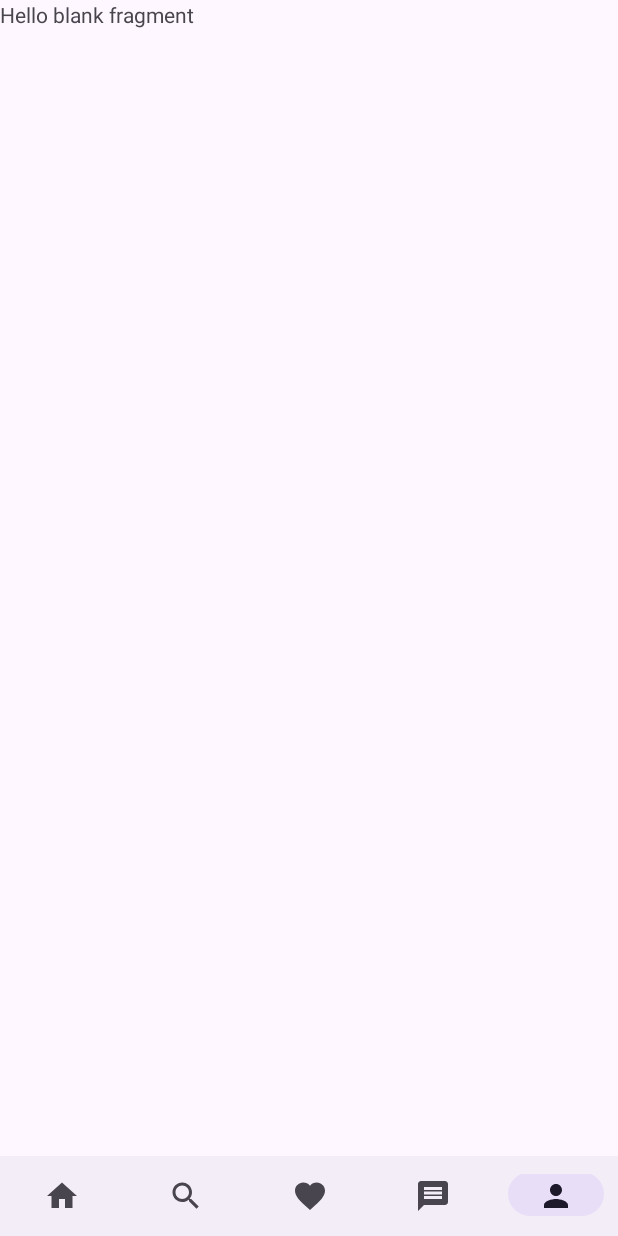
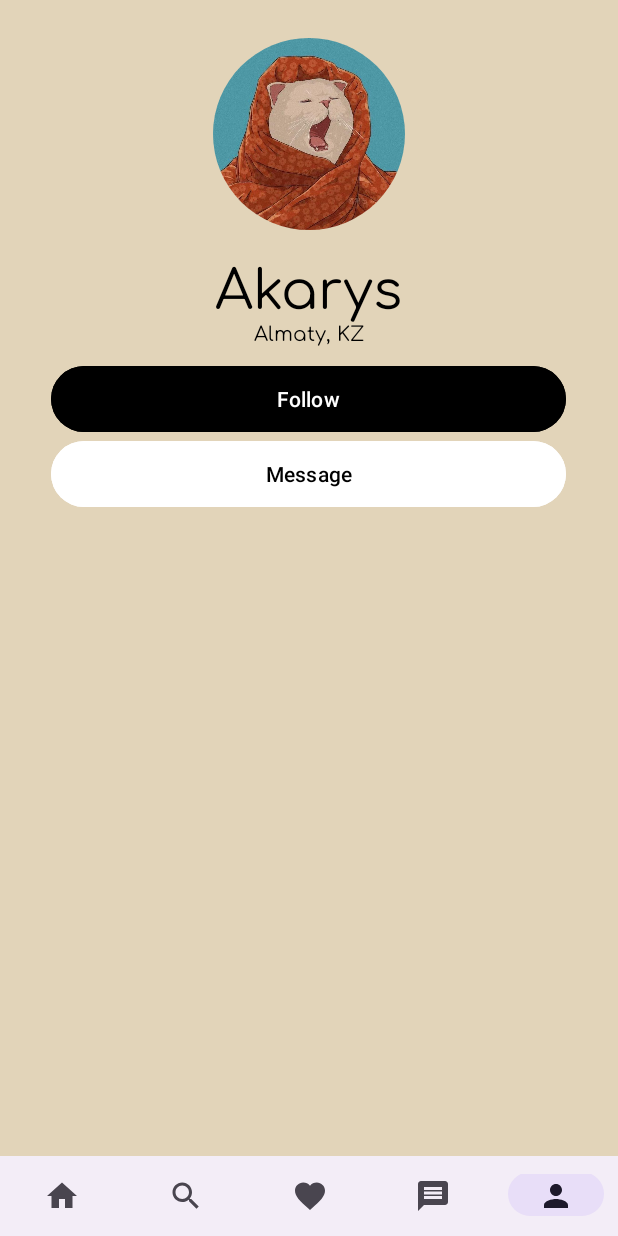
Before and after one commit to araqs-rgb/lofl, an Android app: the FinalHomeFragment screen opened directly, with no data from a screen before it, item 5 of the bottom bar chosen, on a phone screen of 412 x 824 dp. Run offline under Robolectric (Android 15) with nearby library versions, the phone set to English and light mode, and no system bars; our stand-ins replace CircleImageView.

Commit message:
hell yeah2

```diff
--- a/app/src/main/AndroidManifest.xml
+++ b/app/src/main/AndroidManifest.xml
@@ -8,6 +8,12 @@
         android:label="@string/app_name"
         android:supportsRtl="true"
         android:theme="@style/Theme.Lofl">
+        <activity
+            android:name=".galery"
+            android:exported="false" />
+        <activity
+            android:name=".createdRoom"
+            android:exported="false" />
         <activity
             android:name=".inputChat"
             android:exported="false" />
--- a/app/src/main/java/com/example/lofl/LoginActivity.kt
+++ b/app/src/main/java/com/example/lofl/LoginActivity.kt
@@ -6,16 +6,19 @@ import android.os.Bundle
 import android.widget.Button
 import android.widget.EditText
 import android.widget.ImageView
+import android.widget.TabHost
 import android.widget.Toast
 import com.example.lofl.FinalBottom
 import com.google.firebase.auth.FirebaseAuth
 import com.google.firebase.auth.ktx.auth
 import com.google.firebase.ktx.Firebase
 
+
 class LoginActivity : AppCompatActivity() {
 
     private lateinit var auth: FirebaseAuth
     override fun onCreate(savedInstanceState: Bundle?) {
+
 
         auth = Firebase.auth
         super.onCreate(savedInstanceState)
--- a/app/src/main/java/com/example/lofl/RegisterActivity.kt
+++ b/app/src/main/java/com/example/lofl/RegisterActivity.kt
@@ -59,7 +59,6 @@ class RegisterActivity : AppCompatActivity() {
                 if (task.isSuccessful) {
                     val intent = Intent(this, RegisterStep3Activity::class.java)
                     startActivity(intent)
-
                     Toast.makeText(baseContext, "Authentication success.",
                         Toast.LENGTH_SHORT,).show()
                 } else {
--- a/app/src/main/res/layout/fragment_final_profile.xml
+++ b/app/src/main/res/layout/fragment_final_profile.xml
@@ -1,14 +1,57 @@
 <?xml version="1.0" encoding="utf-8"?>
-<FrameLayout xmlns:android="http://schemas.android.com/apk/res/android"
+<RelativeLayout xmlns:android="http://schemas.android.com/apk/res/android"
     xmlns:tools="http://schemas.android.com/tools"
     android:layout_width="match_parent"
     android:layout_height="match_parent"
+    android:background="#E2D4B9"
     tools:context=".fragments.FinalProfileFragment">
 
-    <!-- TODO: Update blank fragment layout -->
+    <de.hdodenhof.circleimageview.CircleImageView
+        android:layout_width="128dp"
+        android:layout_height="128dp"
+        android:layout_centerHorizontal="true"
+        android:layout_marginTop="25dp"
+        android:src="@drawable/avatar__i_cute" />
+
     <TextView
-        android:layout_width="match_parent"
-        android:layout_height="match_parent"
-        android:text="@string/hello_blank_fragment" />
+        android:layout_width="wrap_content"
+        android:layout_height="wrap_content"
+        android:layout_marginTop="160dp"
+        android:fontFamily="@font/comfortaa"
+        android:text="Akarys"
 
-</FrameLayout>
+        android:layout_centerHorizontal="true"
+        android:textColor="@color/black"
+        android:textSize="36sp" />
+
+    <TextView
+        android:layout_width="wrap_content"
+        android:layout_height="wrap_content"
+        android:layout_centerHorizontal="true"
+        android:layout_marginTop="210dp"
+        android:fontFamily="@font/comfortaa"
+        android:text="Almaty, KZ"
+        android:textColor="@color/black"
+        android:textSize="13sp" />
+
+    <Button
+        android:id="@+id/followPro"
+        android:layout_width="343dp"
+        android:layout_height="52dp"
+        android:layout_centerHorizontal="true"
+        android:layout_marginTop="240dp"
+        android:backgroundTint="@color/black"
+        android:text="Follow" />
+
+    <Button
+        android:id="@+id/messPro"
+        android:layout_width="343dp"
+        android:layout_height="52dp"
+        android:layout_centerHorizontal="true"
+        android:layout_marginTop="290dp"
+        android:backgroundTint="@color/white"
+        android:text="Message"
+        android:textColor="@color/black"/>
+
+
+</RelativeLayout>
```
Also changed, not shown: app/build.gradle (+2 -6 lines), app/src/main/java/com/example/lofl/fragments/FinalMessageFragment.kt (+9 -0 lines), app/src/main/java/com/example/lofl/fragments/FinalProfileFragment.kt (+18 -0 lines), app/src/main/java/com/example/lofl/inputChat.kt (+13 -0 lines), app/src/main/res/layout/activity_input_chat.xml (+80 -2 lines), app/src/main/res/layout/fragment_final_home.xml (+4 -4 lines), app/src/main/res/layout/fragment_final_message.xml (+5 -4 lines).
